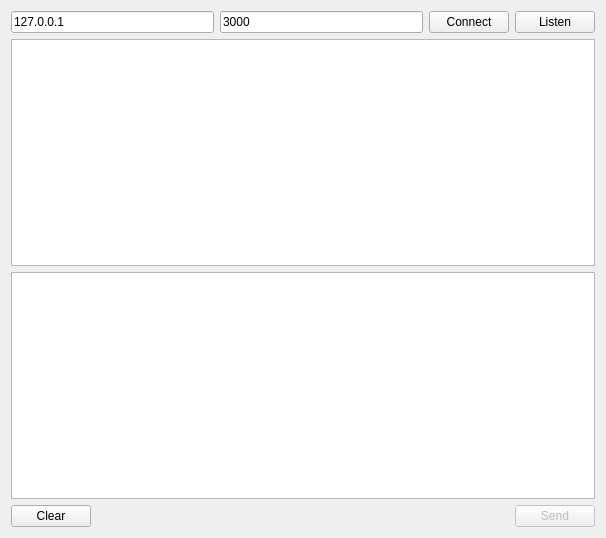
Old version of the form TCPSocket/mainwindow.ui in the repository fffaraz/TCP-GUI.
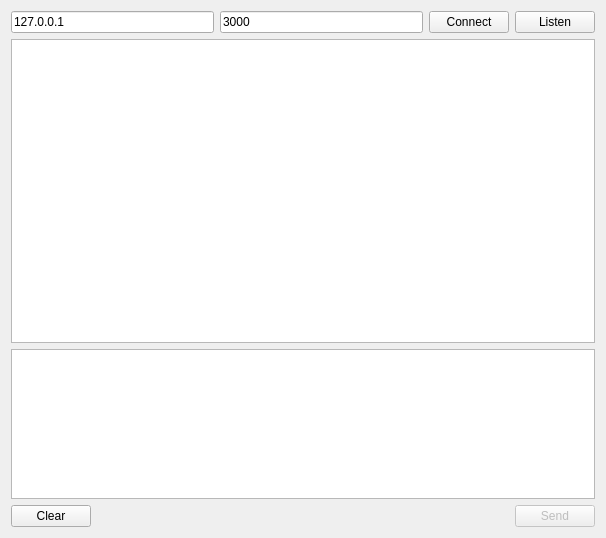
New version of the form.

Diff of the .ui file:
```diff
--- a/TCPSocket/mainwindow.ui
+++ b/TCPSocket/mainwindow.ui
@@ -55,7 +55,14 @@
      </widget>
     </item>
     <item>
-     <widget class="QPlainTextEdit" name="txtSend"/>
+     <widget class="QPlainTextEdit" name="txtSend">
+      <property name="maximumSize">
+       <size>
+        <width>16777215</width>
+        <height>150</height>
+       </size>
+      </property>
+     </widget>
     </item>
     <item>
      <layout class="QHBoxLayout" name="horizontalLayout_2">
```
